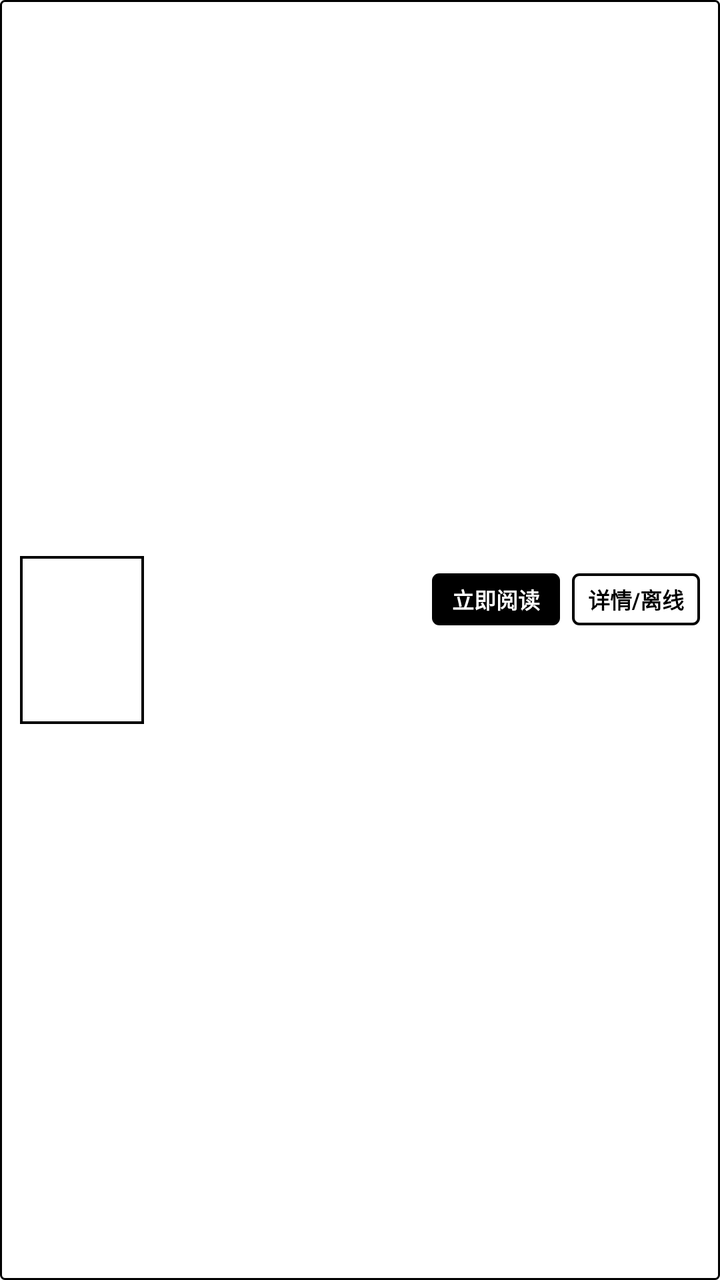
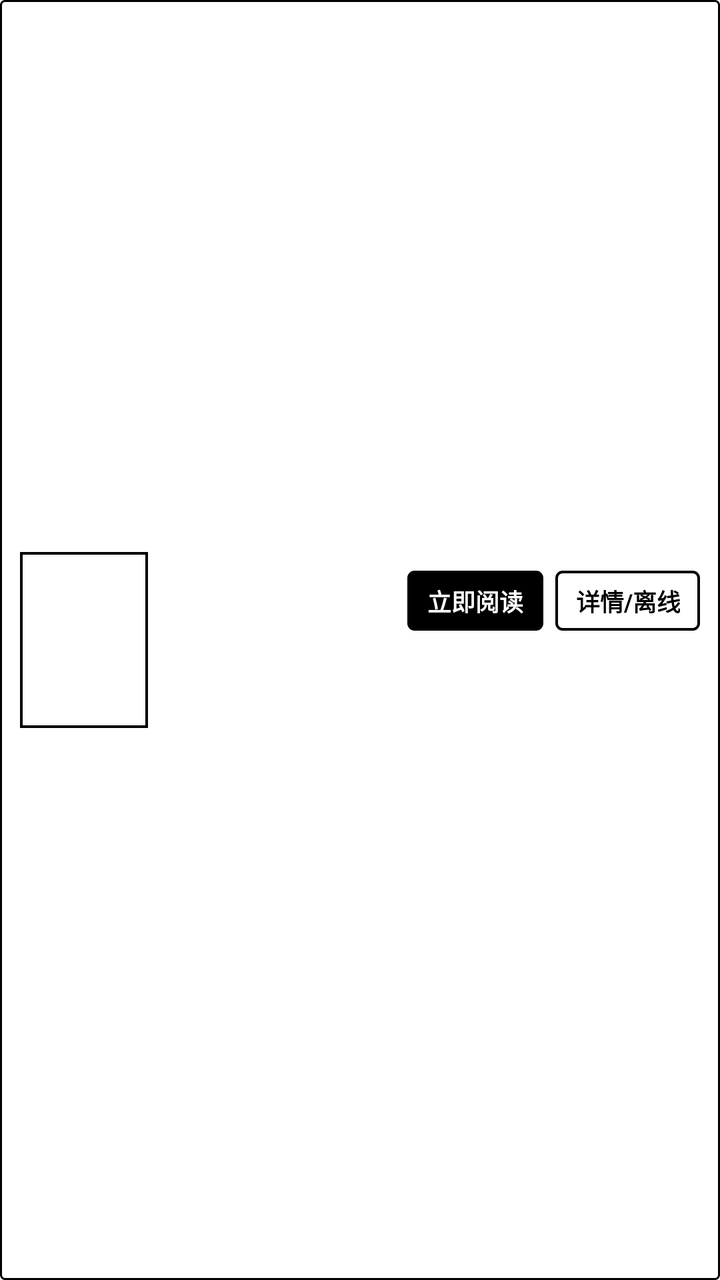

Screens rendered from an Android XML layout before and after an edit, with the pre-edit source and the edit as a unified diff.
<!-- AndroidManifest.xml: application theme AppTheme.Light -->
<!-- res/layout/item_search_book.xml -->
<?xml version="1.0" encoding="utf-8"?>
<LinearLayout xmlns:android="http://schemas.android.com/apk/res/android"
    android:layout_width="match_parent"
    android:layout_height="wrap_content"
    android:layout_marginBottom="8dp"
    android:background="@drawable/bg_eink_card"
    android:gravity="center_vertical"
    android:orientation="horizontal"
    android:padding="10dp">

    
    <FrameLayout
        android:layout_width="62dp"
        android:layout_height="84dp"
        android:background="@drawable/bg_eink_cover_border"
        android:padding="1dp">

        <TextView
            android:id="@+id/tvSearchThumb"
            android:layout_width="match_parent"
            android:layout_height="match_parent"
            android:gravity="center"
            android:padding="4dp"
            android:textColor="#FF000000"
            android:textSize="13sp"
            android:textStyle="bold" />

        <ImageView
            android:id="@+id/ivSearchCover"
            android:layout_width="match_parent"
            android:layout_height="match_parent"
            android:contentDescription="封面"
            android:scaleType="centerCrop" />
    </FrameLayout>

    <LinearLayout
        android:layout_width="0dp"
        android:layout_height="wrap_content"
        android:layout_marginStart="12dp"
        android:layout_weight="1"
        android:orientation="vertical">

        <LinearLayout
            android:layout_width="match_parent"
            android:layout_height="wrap_content"
            android:gravity="center_vertical"
            android:orientation="horizontal">

            <TextView
                android:id="@+id/tvSearchTitle"
                android:layout_width="0dp"
                android:layout_height="wrap_content"
                android:layout_weight="1"
                android:ellipsize="end"
                android:singleLine="true"
                android:textColor="#FF000000"
                android:textSize="16sp"
                android:textStyle="bold" />

            <TextView
                android:id="@+id/btnQuickReadItem"
                android:layout_width="wrap_content"
                android:layout_height="26dp"
                android:layout_marginStart="6dp"
                android:background="@drawable/bg_eink_button_solid"
                android:gravity="center"
                android:paddingHorizontal="10dp"
                android:text="立即阅读"
                android:textColor="#FFFFFFFF"
                android:textSize="11sp"
                android:textStyle="bold" />

            <TextView
                android:id="@+id/btnDetailItem"
                android:layout_width="wrap_content"
                android:layout_height="26dp"
                android:layout_marginStart="6dp"
                android:background="@drawable/bg_eink_button_outline"
                android:gravity="center"
                android:paddingHorizontal="8dp"
                android:text="详情/离线"
                android:textColor="#FF000000"
                android:textSize="11sp"
                android:textStyle="bold" />
        </LinearLayout>

        <TextView
            android:id="@+id/tvSearchMeta"
            android:layout_width="match_parent"
            android:layout_height="wrap_content"
            android:layout_marginTop="4dp"
            android:ellipsize="end"
            android:singleLine="true"
            android:textColor="#FF000000"
            android:textSize="12sp" />

        <TextView
            android:id="@+id/tvSearchIntro"
            android:layout_width="match_parent"
            android:layout_height="wrap_content"
            android:layout_marginTop="4dp"
            android:ellipsize="end"
            android:lineSpacingMultiplier="1.15"
            android:maxLines="2"
            android:textColor="#FF000000"
            android:textSize="12sp" />
    </LinearLayout>

</LinearLayout>
<!-- resources referenced by this layout -->
<resources>
  <!-- drawable bg_eink_button_outline (drawable) -->
  <?xml version="1.0" encoding="utf-8"?>
  <shape xmlns:android="http://schemas.android.com/apk/res/android" android:shape="rectangle">
      <solid android:color="#FFFFFFFF" />
      <stroke android:width="1.2dp" android:color="#FF000000" />
      <corners android:radius="3dp" />
  </shape>
  <!-- drawable bg_eink_button_solid (drawable) -->
  <?xml version="1.0" encoding="utf-8"?>
  <shape xmlns:android="http://schemas.android.com/apk/res/android" android:shape="rectangle">
      <solid android:color="#FF000000" />
      <stroke android:width="1.2dp" android:color="#FF000000" />
      <corners android:radius="3dp" />
  </shape>
  <!-- drawable bg_eink_card (drawable) -->
  <?xml version="1.0" encoding="utf-8"?>
  <shape xmlns:android="http://schemas.android.com/apk/res/android" android:shape="rectangle">
      <solid android:color="#FFFFFFFF" />
      <stroke android:width="1dp" android:color="#FF000000" />
      <corners android:radius="2dp" />
  </shape>
  <!-- drawable bg_eink_cover_border (drawable) -->
  <?xml version="1.0" encoding="utf-8"?>
  <shape xmlns:android="http://schemas.android.com/apk/res/android" android:shape="rectangle">
      <solid android:color="#FFFFFFFF" />
      <stroke android:width="1.2dp" android:color="#FF000000" />
      <corners android:radius="0dp" />
  </shape>
  <style name="AppTheme.Light" parent="Base.AppTheme">
          <item name="actionBarStyle">@style/AppTheme.AppBarOverlay.Light</item>
      </style>
  <color name="primary">#FFFFFFFF</color>
  <color name="primaryDark">#FFFFFFFF</color>
  <color name="accent">#FF000000</color>
  <color name="background">#FFFFFFFF</color>
  <style name="Style.DropDownListView.EInk" parent="Widget.AppCompat.ListView.DropDown">
          <item name="android:divider">@color/black</item>
          <item name="android:dividerHeight">1px</item>
          <item name="android:listSelector">@drawable/selector_eink_list_item</item>
          <item name="android:background">@color/white</item>
          <item name="android:overScrollMode">never</item>
      </style>
  <style name="Style.MenuItemText" parent="@android:style/TextAppearance.Widget.IconMenu.Item">
          <item name="android:textColor">@color/black</item>
          <item name="android:textSize">15sp</item>
      </style>
  <color name="white">#FFFFFFFF</color>
  <style name="Widget.EInk.Switch" parent="Widget.AppCompat.CompoundButton.Switch">
          <item name="track">@drawable/eink_switch_track_1bit</item>
          <item name="android:thumb">@drawable/eink_switch_thumb_1bit</item>
          <item name="trackTint">@null</item>
          <item name="thumbTint">@null</item>
          <item name="android:background">@null</item>
          <item name="android:textColor">@color/black</item>
      </style>
  <color name="black">#FF000000</color>
  <!-- drawable bg_popup_menu (drawable) -->
  <?xml version="1.0" encoding="utf-8"?>
  <shape xmlns:android="http://schemas.android.com/apk/res/android" android:shape="rectangle">
      <solid android:color="#FFFFFFFF" />
      <stroke android:width="1.5dp" android:color="#FF000000" />
      <corners android:radius="0dp" />
  </shape>
  <!-- drawable eink_seekbar_thumb_1bit (drawable) -->
  <?xml version="1.0" encoding="utf-8"?>
  <shape xmlns:android="http://schemas.android.com/apk/res/android" android:shape="rectangle">
      <size android:width="12dp" android:height="18dp" />
      <solid android:color="#FFFFFFFF" />
      <stroke android:width="1.8dp" android:color="#FF000000" />
      <corners android:radius="0dp" />
  </shape>
  <!-- drawable bg_eink_border_dialog (drawable) -->
  <?xml version="1.0" encoding="utf-8"?>
  <shape xmlns:android="http://schemas.android.com/apk/res/android" android:shape="rectangle">
      <solid android:color="#FFFFFFFF" />
      <stroke android:width="2dp" android:color="#FF000000" />
      <corners android:radius="0dp" />
  </shape>
  <!-- unchanged entries left out for length: 15 -->
</resources>

<!-- the commit's change to res/layout/item_search_book.xml (unified diff, before → after) -->
@@ -10,8 +10,8 @@
 
     
     <FrameLayout
-        android:layout_width="62dp"
-        android:layout_height="84dp"
+        android:layout_width="64dp"
+        android:layout_height="88dp"
         android:background="@drawable/bg_eink_cover_border"
         android:padding="1dp">
 
@@ -52,6 +52,7 @@
                 android:layout_height="wrap_content"
                 android:layout_weight="1"
                 android:ellipsize="end"
+                android:includeFontPadding="false"
                 android:singleLine="true"
                 android:textColor="#FF000000"
                 android:textSize="16sp"
@@ -60,27 +61,37 @@
             <TextView
                 android:id="@+id/btnQuickReadItem"
                 android:layout_width="wrap_content"
-                android:layout_height="26dp"
+                android:layout_height="30dp"
                 android:layout_marginStart="6dp"
                 android:background="@drawable/bg_eink_button_solid"
                 android:gravity="center"
+                android:includeFontPadding="false"
+                android:minWidth="0dp"
+                android:minHeight="0dp"
                 android:paddingHorizontal="10dp"
+                android:paddingVertical="0dp"
+                android:singleLine="true"
                 android:text="立即阅读"
                 android:textColor="#FFFFFFFF"
-                android:textSize="11sp"
+                android:textSize="12sp"
                 android:textStyle="bold" />
 
             <TextView
                 android:id="@+id/btnDetailItem"
                 android:layout_width="wrap_content"
-                android:layout_height="26dp"
+                android:layout_height="30dp"
                 android:layout_marginStart="6dp"
                 android:background="@drawable/bg_eink_button_outline"
                 android:gravity="center"
-                android:paddingHorizontal="8dp"
+                android:includeFontPadding="false"
+                android:minWidth="0dp"
+                android:minHeight="0dp"
+                android:paddingHorizontal="10dp"
+                android:paddingVertical="0dp"
+                android:singleLine="true"
                 android:text="详情/离线"
                 android:textColor="#FF000000"
-                android:textSize="11sp"
+                android:textSize="12sp"
                 android:textStyle="bold" />
         </LinearLayout>
 
@@ -88,8 +99,9 @@
             android:id="@+id/tvSearchMeta"
             android:layout_width="match_parent"
             android:layout_height="wrap_content"
-            android:layout_marginTop="4dp"
+            android:layout_marginTop="5dp"
             android:ellipsize="end"
+            android:includeFontPadding="false"
             android:singleLine="true"
             android:textColor="#FF000000"
             android:textSize="12sp" />
